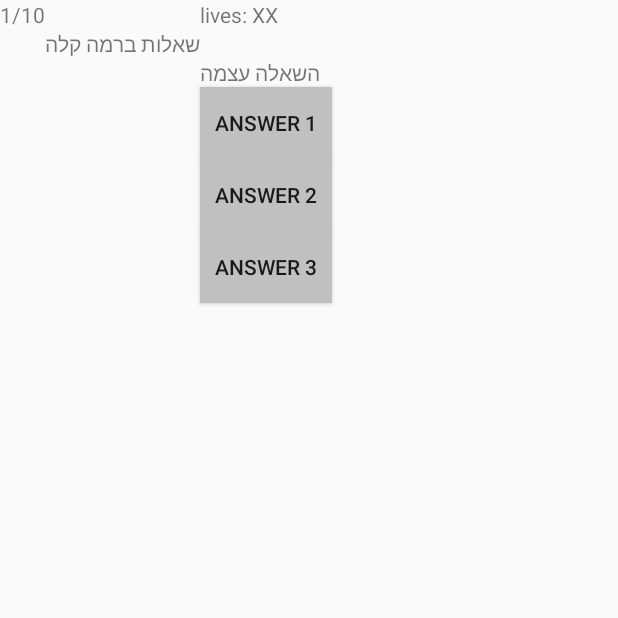
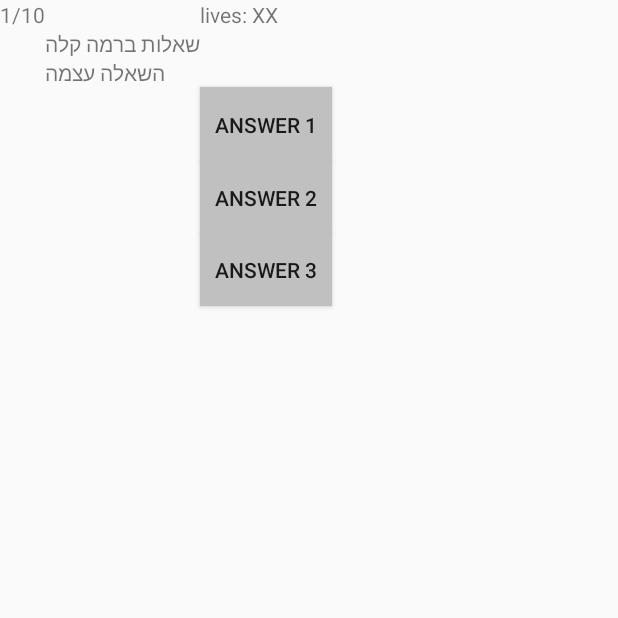
Before and after one commit to YanivBir/KingTrivia, an Android app: the screen it shows after launch once a user with an empty profile is signed in (GameActivity), after a tap on "שאלות ברמה קלה", on a phone screen of 412 x 824 dp, the top half of it. Run offline under Robolectric (Android 15) with nearby library versions, the phone set to English and light mode, and no system bars; our stand-ins replace Firebase (no records; nobody signed in at launch, a user with empty details on screens opened directly).

Commit message:
Fix some bugs

```diff
--- a/app/src/main/java/com/example/kingtrivia/EndGameActivity.java
+++ b/app/src/main/java/com/example/kingtrivia/EndGameActivity.java
@@ -31,9 +31,14 @@ public class EndGameActivity extends AppCompatActivity {
         String wrong = bundle.getString("wrong");
         String life = bundle.getString("life");
 
+        int total = 10*Integer.parseInt(correct) + (-5)*Integer.parseInt(wrong) + (15)*Integer.parseInt(life);
+        if (total < 0)
+            total = 0;
+
         mCorrect.setText(correct);
         mWrong.setText(wrong);
         mLife.setText(life);
+        mAllGrades.setText(String.valueOf(total));
 
         returnLevel.setOnClickListener(new View.OnClickListener() {
             @Override
--- a/app/src/main/java/com/example/kingtrivia/GameActivity.java
+++ b/app/src/main/java/com/example/kingtrivia/GameActivity.java
@@ -27,7 +27,8 @@ public class GameActivity extends AppCompatActivity {
     private Button mBtnAns3;
 
     public static final int QTNS_PER_LEVEL = 3; // change it to 10!
-    public static final int DELAY = 800; // 5000 means 5 sec
+    public static final int DELAY = 800; // 1000 means 1 sec
+    public static final int QUESTION_SIZE = 25; // 1000 means 1 sec
 
     private Question[] questions;
     private int current_question;
@@ -37,10 +38,11 @@ public class GameActivity extends AppCompatActivity {
     private int wrongAnswers;
     private int questionCount;
     private  ArrayList<Integer> randomList;
-
     private Button saveCorrectButton;
 
     private DatabaseReference reffDbQuestions;
+
+    private String questionSize;
 
     @Override
     protected void onCreate(Bundle savedInstanceState) {
@@ -100,7 +102,16 @@ public class GameActivity extends AppCompatActivity {
 
         Bundle bundle = getIntent().getExtras();
         level = bundle.getString("level");
+        questionSize =  bundle.getString("questionSize");
         setTextViewLabel(level);
+
+        if (questionSize.equals("1"))
+        {
+            mQuestion.setTextSize(QUESTION_SIZE);
+            mBtnAns1.setTextSize(QUESTION_SIZE);
+            mBtnAns2.setTextSize(QUESTION_SIZE);
+            mBtnAns3.setTextSize(QUESTION_SIZE);
+        }
 
         reffDbQuestions = FirebaseDatabase.getInstance().getReference().child("questions").child("level:"+level);
         reffDbQuestions.addListenerForSingleValueEvent(new ValueEventListener() {
@@ -170,6 +181,7 @@ public class GameActivity extends AppCompatActivity {
                 randAnswers ();
 
                 mLives.setText("lives: "+lives);
+                mQuestionNumber.setText(String.valueOf(current_question+1)+"/"+ String.valueOf(QTNS_PER_LEVEL));
             }
 
             @Override
--- a/app/src/main/java/com/example/kingtrivia/LevelActiviy.java
+++ b/app/src/main/java/com/example/kingtrivia/LevelActiviy.java
@@ -9,6 +9,7 @@ import android.os.Bundle;
 import android.view.View;
 import android.widget.Button;
 import android.widget.EditText;
+import android.widget.Switch;
 import android.widget.TextView;
 import android.widget.Toast;
 
@@ -31,6 +32,7 @@ public class LevelActiviy extends AppCompatActivity{
     private Button btnLevl0;
     private Button btnLevl1;
     private Button btnLevl2;
+    private Switch switchBtn;
 
     @Override
     protected void onCreate(Bundle savedInstanceState) {
@@ -45,6 +47,7 @@ public class LevelActiviy extends AppCompatActivity{
         btnLevl0 = findViewById(R.id.btnLevel0);
         btnLevl1 = findViewById(R.id.btnLevel1);
         btnLevl2 = findViewById(R.id.btnLevel2);
+        switchBtn = findViewById(R.id.switchBtn);
 
         //Get the bundle
         Bundle bundle = getIntent().getExtras();
@@ -61,6 +64,10 @@ public class LevelActiviy extends AppCompatActivity{
                 Intent i = new Intent(getApplicationContext(), GameActivity.class);
                 Bundle bundle = new Bundle();
                 bundle.putString("level", "1");
+                if (switchBtn.isChecked())
+                    bundle.putString("questionSize", "1");
+                else
+                    bundle.putString("questionSize", "0");
                 //Add the bundle to the intent
                 i.putExtras(bundle);
                 startActivity(i);
@@ -73,6 +80,10 @@ public class LevelActiviy extends AppCompatActivity{
                 Intent i = new Intent(getApplicationContext(), GameActivity.class);
                 Bundle bundle = new Bundle();
                 bundle.putString("level", "2");
+                if (switchBtn.isChecked())
+                    bundle.putString("questionSize", "1");
+                else
+                    bundle.putString("questionSize", "0");
                 //Add the bundle to the intent
                 i.putExtras(bundle);
                 startActivity(i);
@@ -85,6 +96,10 @@ public class LevelActiviy extends AppCompatActivity{
                 Intent i = new Intent(getApplicationContext(), GameActivity.class);
                 Bundle bundle = new Bundle();
                 bundle.putString("level", "3");
+                if (switchBtn.isChecked())
+                    bundle.putString("questionSize", "1");
+                else
+                    bundle.putString("questionSize", "0");
                 //Add the bundle to the intent
                 i.putExtras(bundle);
                 startActivity(i);
@@ -97,7 +112,6 @@ public class LevelActiviy extends AppCompatActivity{
                 if (firebaseAuth.getCurrentUser()!= null) {
                     firebaseAuth.signOut();
                     Toast.makeText(getApplicationContext(), "Logout Successfully", Toast.LENGTH_SHORT).show();
-
                     Intent i = new Intent(getApplicationContext(), MainActivity.class);
                     startActivity(i);
                     finish();
--- a/app/src/main/res/layout/activity_admin.xml
+++ b/app/src/main/res/layout/activity_admin.xml
@@ -9,7 +9,8 @@
     <LinearLayout
         android:layout_width="match_parent"
         android:layout_height="match_parent"
-        android:orientation="vertical" >
+        android:orientation="vertical"
+        android:layoutDirection="rtl">
 
     <TextView
         android:id="@+id/textView12"
--- a/app/src/main/res/layout/activity_newquestion.xml
+++ b/app/src/main/res/layout/activity_newquestion.xml
@@ -9,7 +9,8 @@
     <LinearLayout
         android:layout_width="match_parent"
         android:layout_height="match_parent"
-        android:orientation="vertical" >
+        android:orientation="vertical"
+        android:layoutDirection="rtl">
 
     <TextView
         android:id="@+id/textView9"
@@ -37,7 +38,8 @@
             android:inputType="numberDecimal"
             tools:ignore="MissingConstraints"
             tools:layout_editor_absoluteX="238dp"
-            tools:layout_editor_absoluteY="95dp" />
+            tools:layout_editor_absoluteY="95dp"
+          />
 
     <TextView
         android:id="@+id/textView19"
--- a/app/src/main/res/layout/activity_question.xml
+++ b/app/src/main/res/layout/activity_question.xml
@@ -10,30 +10,30 @@
         android:layout_width="match_parent"
         android:layout_height="match_parent"
         android:layoutDirection="ltr"
-        tools:layout_editor_absoluteX="16dp"
-        tools:layout_editor_absoluteY="-16dp">
+        tools:layout_editor_absoluteX="-75dp"
+        tools:layout_editor_absoluteY="0dp">
 
         <TextView
             android:id="@+id/txt_level"
             android:layout_width="wrap_content"
             android:layout_height="wrap_content"
+            android:layout_row="1"
+            android:layout_column="1"
             android:text="רמת השאלה"
             tools:ignore="MissingConstraints"
             tools:layout_editor_absoluteX="156dp"
-            tools:layout_editor_absoluteY="16dp"
-            android:layout_row="1"
-            android:layout_column="1" />
+            tools:layout_editor_absoluteY="16dp" />
 
         <TextView
             android:id="@+id/txt_questionNumber"
             android:layout_width="wrap_content"
             android:layout_height="wrap_content"
+            android:layout_row="0"
+            android:layout_column="0"
             android:text="1/10"
             tools:ignore="MissingConstraints"
             tools:layout_editor_absoluteX="2dp"
-            tools:layout_editor_absoluteY="-4dp"
-            android:layout_row="0"
-            android:layout_column="0" />
+            tools:layout_editor_absoluteY="-4dp" />
 
         <TextView
             android:id="@+id/txt_lives"
@@ -51,7 +51,7 @@
             android:layout_width="wrap_content"
             android:layout_height="wrap_content"
             android:layout_row="2"
-            android:layout_column="2"
+            android:layout_column="1"
             android:text="השאלה עצמה"
             tools:ignore="MissingConstraints"
             tools:layout_editor_absoluteX="164dp"
@@ -60,14 +60,14 @@
         <Button
             android:id="@+id/btnAns1"
             android:layout_width="wrap_content"
-            android:layout_height="wrap_content"
+            android:layout_height="50dp"
             android:layout_row="3"
             android:layout_column="2"
+            android:background="#C0C0C0"
             android:text="Answer 1"
             tools:ignore="MissingConstraints"
             tools:layout_editor_absoluteX="307dp"
-            tools:layout_editor_absoluteY="261dp"
-            android:background="#C0C0C0"/>
+            tools:layout_editor_absoluteY="261dp" />
 
         <Button
             android:id="@+id/btnAns2"
@@ -75,11 +75,11 @@
             android:layout_height="wrap_content"
             android:layout_row="4"
             android:layout_column="2"
+            android:background="#C0C0C0"
             android:text="Answer 2"
             tools:ignore="MissingConstraints"
             tools:layout_editor_absoluteX="307dp"
-            tools:layout_editor_absoluteY="332dp"
-            android:background="#C0C0C0"/>
+            tools:layout_editor_absoluteY="332dp" />
 
         <Button
             android:id="@+id/btnAns3"
@@ -87,11 +87,11 @@
             android:layout_height="wrap_content"
             android:layout_row="5"
             android:layout_column="2"
+            android:background="#C0C0C0"
             android:text="Answer 3"
             tools:ignore="MissingConstraints"
             tools:layout_editor_absoluteX="307dp"
-            tools:layout_editor_absoluteY="405dp"
-            android:background="#C0C0C0"/>
+            tools:layout_editor_absoluteY="405dp" />
 
     </GridLayout>
 
```
Also changed, not shown: app/src/main/res/layout/activity_level.xml (+14 -3 lines), app/src/main/res/layout/activity_main.xml (+0 -10 lines), app/src/main/res/layout/activity_updatequestion.xml (+19 -31 lines).
